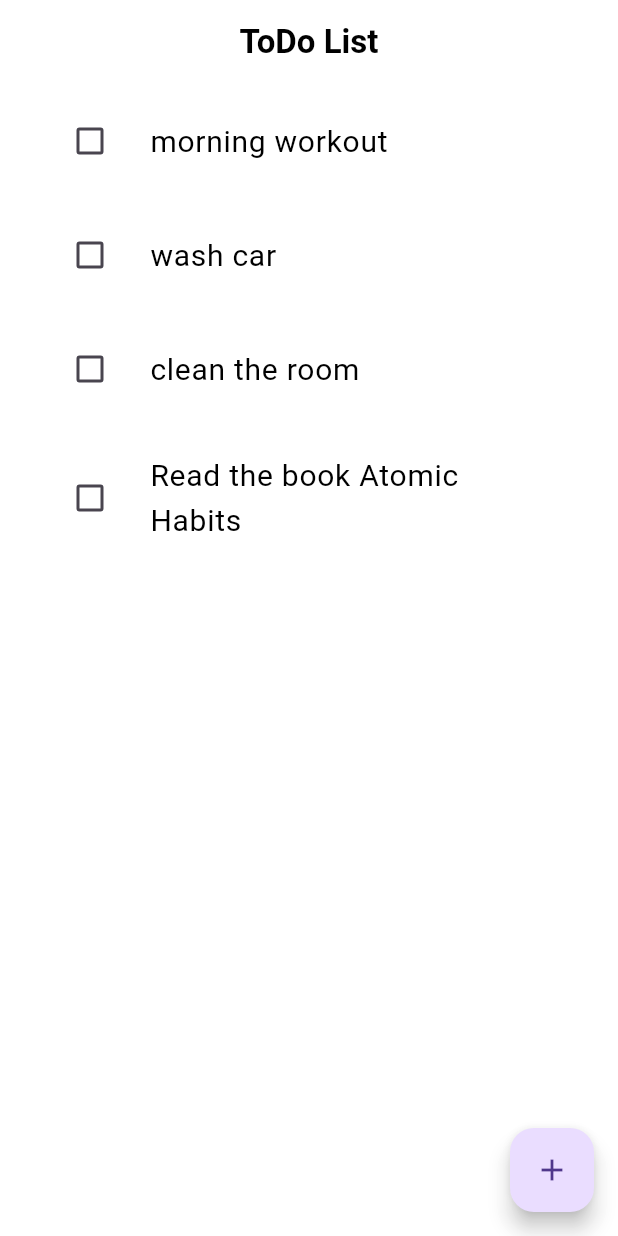
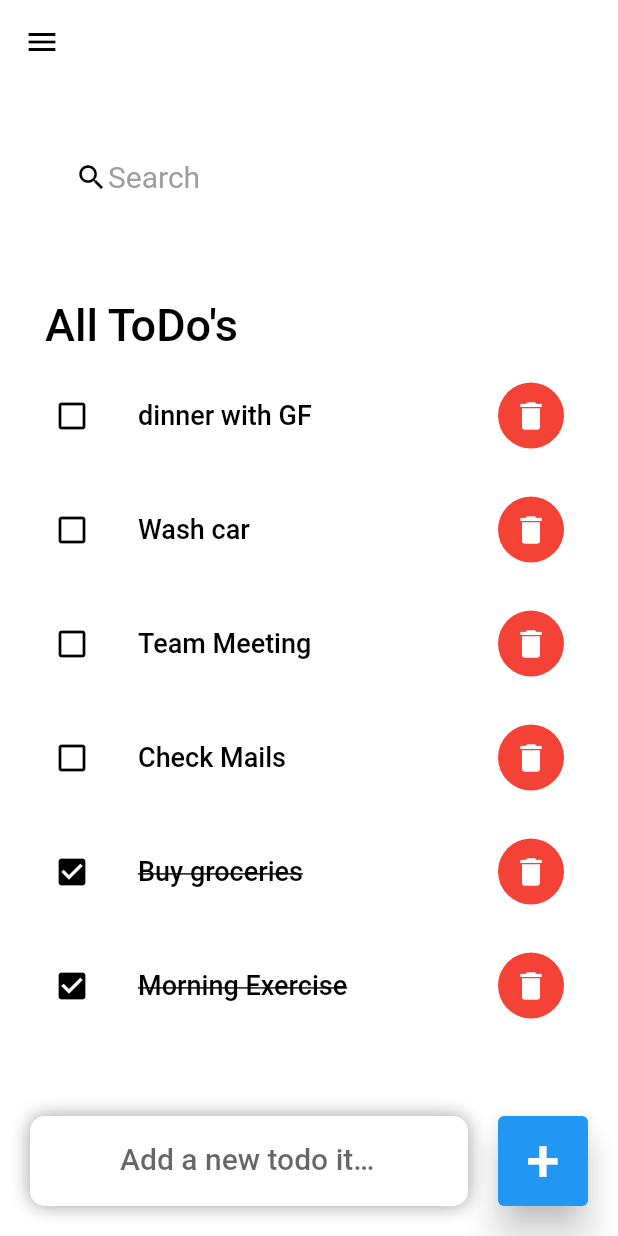
Before and after one commit to BIBINKB97/Todo_app_with_Hive, a Flutter app: the screen it shows after launch, on a phone screen of 412 x 824 dp. Run offline on Flutter 3.47's test engine with Material 2 defaults, Android fonts, the phone set to English and light mode, and no system bars; drawn by our look-alikes of flutter_slidable.

```diff
--- a/lib/constants/colors.dart
+++ b/lib/constants/colors.dart
@@ -1,7 +1,7 @@
 import 'package:flutter/material.dart';
 
-const kwhite = Colors.white;
-const kLwhite = Color.fromARGB(230, 255, 255, 255);
-const kblack = Colors.black;
-const kblue = Colors.blue;
-const kred = Colors.red;
+const Color tdRed = Colors.red;
+const Color tdBlue = Colors.blue;
+const Color tdBlack = Colors.black;
+const Color tdgrey = Colors.grey;
+const Color tdBGColor = Color.fromARGB(235, 255, 255, 255);
--- a/lib/database/database.dart
+++ /dev/null
@@ -1,23 +0,0 @@
-import 'package:hive/hive.dart';
-
-class ToDoDatabase {
-  List toDoList = [];
-  final _myBox = Hive.box('myBox');
-
-  void createInitialData() {
-    toDoList = [
-      ["morning workout", false],
-      ["wash car ", false],
-       ["clean the room ", false],
-        ["Read the book Atomic Habits", false],
-    ];
-  }
-
-  void loadData() {
-    toDoList = _myBox.get("TODOLIST");
-  }
-
-  void updateDataBase() {
-    _myBox.put("TODOLIST", toDoList);
-  }
-}
--- a/lib/main.dart
+++ b/lib/main.dart
@@ -1,27 +1,23 @@
 import 'package:flutter/material.dart';
-import 'package:hive_flutter/adapters.dart';
+import 'package:flutter/services.dart';
+
 import 'package:todo/screens/home_screen.dart';
 
-void main() async {
-  // init the hive
-  await Hive.initFlutter();
-//open a box
-  // ignore: unused_local_variable
-  var box = await Hive.openBox('Mybox');
+void main() {
   runApp(const MyApp());
 }
 
 class MyApp extends StatelessWidget {
   const MyApp({super.key});
+
   @override
   Widget build(BuildContext context) {
+    SystemChrome.setSystemUIOverlayStyle(
+        SystemUiOverlayStyle(statusBarColor: Colors.transparent));
     return MaterialApp(
       debugShowCheckedModeBanner: false,
       title: 'ToDo',
-      theme: ThemeData(
-        useMaterial3: true,
-      ),
-      home: const MyHomePage(),
+      home: HomePage(),
     );
   }
 }
--- /dev/null
+++ b/lib/model/todo.dart
@@ -0,0 +1,22 @@
+class ToDo {
+  String? id;
+  String? todoText;
+  bool isDone;
+
+  ToDo({
+    required this.id,
+    required this.todoText,
+    this.isDone = false,
+  });
+
+  static List<ToDo> todoList() {
+    return [
+      ToDo(id: '0', todoText: 'Morning Exercise', isDone: true),
+      ToDo(id: '1', todoText: 'Buy groceries', isDone: true),
+      ToDo(id: '2', todoText: 'Check Mails'),
+      ToDo(id: '3', todoText: 'Team Meeting'),
+      ToDo(id: '4', todoText: 'Wash car'),
+      ToDo(id: '5', todoText: 'dinner with GF'),
+    ];
+  }
+}
--- a/lib/screens/home_screen.dart
+++ b/lib/screens/home_screen.dart
@@ -1,99 +1,192 @@
 import 'package:flutter/material.dart';
-import 'package:hive/hive.dart';
 import 'package:todo/constants/colors.dart';
-import 'package:todo/database/database.dart';
-import 'package:todo/utilities/todo_tile.dart';
+import 'package:todo/model/todo.dart';
+import 'package:todo/screens/widgets/todo_item.dart';
 
-import '../utilities/dialogue_box.dart';
+class HomePage extends StatefulWidget {
+  HomePage({super.key});
 
-class MyHomePage extends StatefulWidget {
-  const MyHomePage({super.key});
   @override
-  State<MyHomePage> createState() => _MyHomePageState();
+  State<HomePage> createState() => _HomePageState();
 }
 
-class _MyHomePageState extends State<MyHomePage> {
-  //reference the hive box
-  final _myBox = Hive.box('myBox');
-  final _controller = TextEditingController();
-  ToDoDatabase db = ToDoDatabase();
+class _HomePageState extends State<HomePage> {
+  final todoList = ToDo.todoList();
+  List<ToDo> _foundToDo = [];
+  final _todoController = TextEditingController();
 
   @override
   void initState() {
-    if (_myBox.get("TODOLIST") == null) {
-      db.createInitialData();
-    } else {
-      db.loadData();
-    }
+    _foundToDo = todoList;
     super.initState();
-  }
-
-  void checkBoxChanged(bool? value, int index) {
-    setState(() {
-      db.toDoList[index][1] = !db.toDoList[index][1];
-    });
-    db.updateDataBase();
-  }
-
-  void saveNewTask() {
-    setState(() {
-      db.toDoList.add([_controller.text, false]);
-      _controller.clear();
-    });
-    Navigator.of(context).pop();
-    db.updateDataBase();
-  }
-
-  void creatNewTask() {
-    showDialog(
-      context: context,
-      builder: (context) {
-
-
-
-        return DialogeBox(
-          controller: _controller,
-          onSave: saveNewTask,
-          onCancel: () => Navigator.of(context).pop(),
-        );
-      },
-    );
-  }
-
-  void deleteTask(int index) {
-    setState(() {
-      db.toDoList.removeAt(index);
-    });
-    db.updateDataBase();
   }
 
   @override
   Widget build(BuildContext context) {
     return Scaffold(
-      backgroundColor: kLwhite,
-      appBar: AppBar(
-        backgroundColor: Color.fromARGB(0, 255, 255, 255),
-        centerTitle: true,
-        title: const Text(
-          "ToDo List",
-          style: TextStyle(
-              fontSize: 22, fontWeight: FontWeight.bold, color: kblack),
-        ),
-      ),
-      floatingActionButton: FloatingActionButton(
-        onPressed: creatNewTask,
-        child: Icon(Icons.add),
-      ),
-      body: ListView.builder(
-        itemBuilder: (context, index) {
-          return TodoTile(
-              deleteFunction: (contex) => deleteTask(index),
-              taskName: db.toDoList[index][0],
-              taskCompleated: db.toDoList[index][1],
-              onChanged: (value) => checkBoxChanged(value, index));
-        },
-        itemCount: db.toDoList.length,
+      backgroundColor: tdBGColor,
+      appBar: _buildAppBar(),
+      body: Stack(
+        children: [
+          Container(
+            padding: EdgeInsets.symmetric(vertical: 10),
+            child: Column(children: [
+              searchBox(),
+              Expanded(
+                child: ListView(
+                  children: [
+                    Container(
+                      margin: EdgeInsets.only(left: 30, top: 30, bottom: 15),
+                      child: Text(
+                        "All ToDo's",
+                        style: TextStyle(
+                            color: tdBlack,
+                            fontSize: 30,
+                            fontWeight: FontWeight.w500),
+                      ),
+                    ),
+                    for (ToDo todoo in _foundToDo.reversed)
+                      TodoItem(
+                        todo: todoo,
+                        onToDoChanged: _handleToDoChanges,
+                        onDeleteItem: _deleteToDoItem,
+                      ),
+                  ],
+                ),
+              )
+            ]),
+          ),
+          Align(
+            alignment: Alignment.bottomCenter,
+            child: Row(
+              children: [
+                Expanded(
+                    child: Container(
+                  height: 60,
+                  margin: EdgeInsets.only(bottom: 20, left: 20, right: 20),
+                  decoration: BoxDecoration(
+                      color: Colors.white,
+                      borderRadius: BorderRadius.circular(10),
+                      boxShadow: const [
+                        BoxShadow(
+                          color: tdgrey,
+                          offset: Offset(0.0, 0.0),
+                          blurRadius: 10.0,
+                          spreadRadius: 0.0,
+                        )
+                      ]),
+                  child: TextField(
+                    controller: _todoController,
+                    decoration: InputDecoration(
+                        border: InputBorder.none,
+                        contentPadding:
+                            EdgeInsets.symmetric(horizontal: 60, vertical: 20),
+                        hintText: 'Add a new todo item',
+                        hintStyle: TextStyle(
+                            fontSize: 20, fontWeight: FontWeight.w500)),
+                  ),
+                )),
+                Container(
+                  decoration:
+                      BoxDecoration(borderRadius: BorderRadius.circular(10)),
+                  margin: EdgeInsets.only(bottom: 20, right: 20),
+                  child: ElevatedButton(
+                      style: ElevatedButton.styleFrom(
+                          elevation: 10, minimumSize: Size(60, 60)),
+                      onPressed: () {
+                        _addToDoItem(_todoController.text);
+                      },
+                      child: Text(
+                        '+',
+                        style: TextStyle(fontSize: 40, color: Colors.white),
+                      )),
+                )
+              ],
+            ),
+          )
+        ],
       ),
     );
   }
+
+  void _handleToDoChanges(ToDo todo) {
+    setState(() {
+      todo.isDone = !todo.isDone;
+    });
+  }
+
+  void _deleteToDoItem(String id) {
+    setState(() {
+      todoList.removeWhere((item) => item.id == id);
+    });
+  }
+
+  void _addToDoItem(String toDo) {
+    setState(() {
+      todoList.add(ToDo(
+        id: DateTime.now().millisecondsSinceEpoch.toString(),
+        todoText: toDo,
+      ));
+    });
+    _todoController.clear();
+  }
+
+  void _runFilter(String enteredKeyword) {
+    List<ToDo> results = [];
+    if (enteredKeyword.isEmpty) {
+      results = todoList;
+    } else {
+      results = todoList
+          .where((item) => item.todoText!
+              .toLowerCase()
+              .contains(enteredKeyword.toLowerCase()))
+          .toList();
+    }
+    setState(() {
+      _foundToDo = results;
+    });
+  }
+
+  Widget searchBox() {
+    return Padding(
+      padding: const EdgeInsets.all(20.0),
+      child: Container(
+        padding: EdgeInsets.symmetric(horizontal: 30),
+        decoration: BoxDecoration(
+            color: Colors.white, borderRadius: BorderRadius.circular(20)),
+        child: TextField(
+          onChanged: (value) => _runFilter(value),
+          cursorColor: tdBlack,
+          decoration: InputDecoration(
+              contentPadding: EdgeInsets.all(20),
+              prefixIcon: Icon(
+                Icons.search,
+                size: 22,
+                color: tdBlack,
+              ),
+              prefixIconConstraints: BoxConstraints(maxHeight: 20, minWidth: 5),
+              border: InputBorder.none,
+              hintText: 'Search',
+              hintStyle: TextStyle(color: tdgrey, fontSize: 20)),
+        ),
+      ),
+    );
+  }
+
+  AppBar _buildAppBar() {
+    return AppBar(
+      elevation: 0,
+      backgroundColor: const Color.fromARGB(0, 255, 255, 255),
+      title: Row(
+        mainAxisAlignment: MainAxisAlignment.spaceBetween,
+        children: const [
+          Icon(
+            Icons.menu,
+            color: tdBlack,
+          ),
+        ],
+      ),
+      centerTitle: true,
+    );
+  }
 }
--- /dev/null
+++ b/lib/screens/widgets/todo_item.dart
@@ -0,0 +1,56 @@
+import 'package:flutter/material.dart';
+import 'package:todo/constants/colors.dart';
+import 'package:todo/model/todo.dart';
+
+class TodoItem extends StatelessWidget {
+  const TodoItem(
+      {super.key,
+      required this.todo,
+      required this.onToDoChanged,
+      required this.onDeleteItem});
+
+  final ToDo todo;
+  final onToDoChanged;
+  final onDeleteItem;
+
+  @override
+  Widget build(BuildContext context) {
+    return Container(
+      margin: EdgeInsets.only(bottom: 20),
+      child: Padding(
+        padding: const EdgeInsets.symmetric(horizontal: 20),
+        child: ListTile(
+          onTap: () {
+            onToDoChanged(todo);
+          },
+          shape:
+              RoundedRectangleBorder(borderRadius: BorderRadius.circular(15)),
+          tileColor: Colors.white,
+          leading: Icon(
+            todo.isDone ? Icons.check_box : Icons.check_box_outline_blank,
+            color: tdBlack,
+          ),
+          title: Text(
+            todo.todoText!,
+            style: TextStyle(
+                fontSize: 18,
+                color: tdBlack,
+                fontWeight: FontWeight.w500,
+                decoration: todo.isDone ? TextDecoration.lineThrough : null),
+          ),
+          trailing: CircleAvatar(
+            backgroundColor: tdRed,
+            radius: 22,
+            child: IconButton(
+              onPressed: () {
+                onDeleteItem(todo.id);
+              },
+              icon: Icon(Icons.delete),
+              color: Colors.white,
+            ),
+          ),
+        ),
+      ),
+    );
+  }
+}
--- a/lib/utilities/todo_tile.dart
+++ /dev/null
@@ -1,50 +0,0 @@
-import 'package:flutter/material.dart';
-import 'package:flutter_slidable/flutter_slidable.dart';
-import 'package:todo/constants/colors.dart';
-
-// ignore: must_be_immutable
-class TodoTile extends StatelessWidget {
-  final String taskName;
-  final bool taskCompleated;
-  Function(bool?)? onChanged;
-  Function(BuildContext)? deleteFunction;
-  TodoTile({
-    super.key,
-    required this.taskName,
-    required this.taskCompleated,
-    required this.onChanged,
-    required this.deleteFunction,
-  });
-
-  @override
-  Widget build(BuildContext context) {
-    return Padding(
-      padding: const EdgeInsets.symmetric(horizontal: 20, vertical: 10),
-      child: Slidable(
-        endActionPane: ActionPane(motion: StretchMotion(), children: [
-          SlidableAction(
-            onPressed: deleteFunction,
-            icon: Icons.delete,
-            backgroundColor: kred,
-            borderRadius: BorderRadius.circular(10),
-          )
-        ]),
-        child: ListTile(
-          tileColor: kwhite,
-          shape:
-              RoundedRectangleBorder(borderRadius: BorderRadius.circular(10)),
-          leading: Checkbox(value: taskCompleated, onChanged: onChanged),
-          title: Text(
-            taskName,
-            style: TextStyle(
-                fontSize: 20,
-                color: kblack,
-                decoration: taskCompleated
-                    ? TextDecoration.lineThrough
-                    : TextDecoration.none),
-          ),
-        ),
-      ),
-    );
-  }
-}
--- a/pubspec.yaml
+++ b/pubspec.yaml
@@ -28,9 +28,11 @@ environment:
 # the latest version available on pub.dev. To see which dependencies have newer
 # versions available, run `flutter pub outdated`.
 dependencies:
+
   cupertino_icons: ^1.0.2
   flutter:
     sdk: flutter
+
   flutter_slidable: ^3.0.0
   hive: ^2.2.3
   hive_flutter: ^1.1.0
```
Also changed, not shown: lib/utilities/dialogue_box.dart (deleted, +0 -52 lines), lib/utilities/my_buttons.dart (deleted, +0 -17 lines), pubspec.lock.
